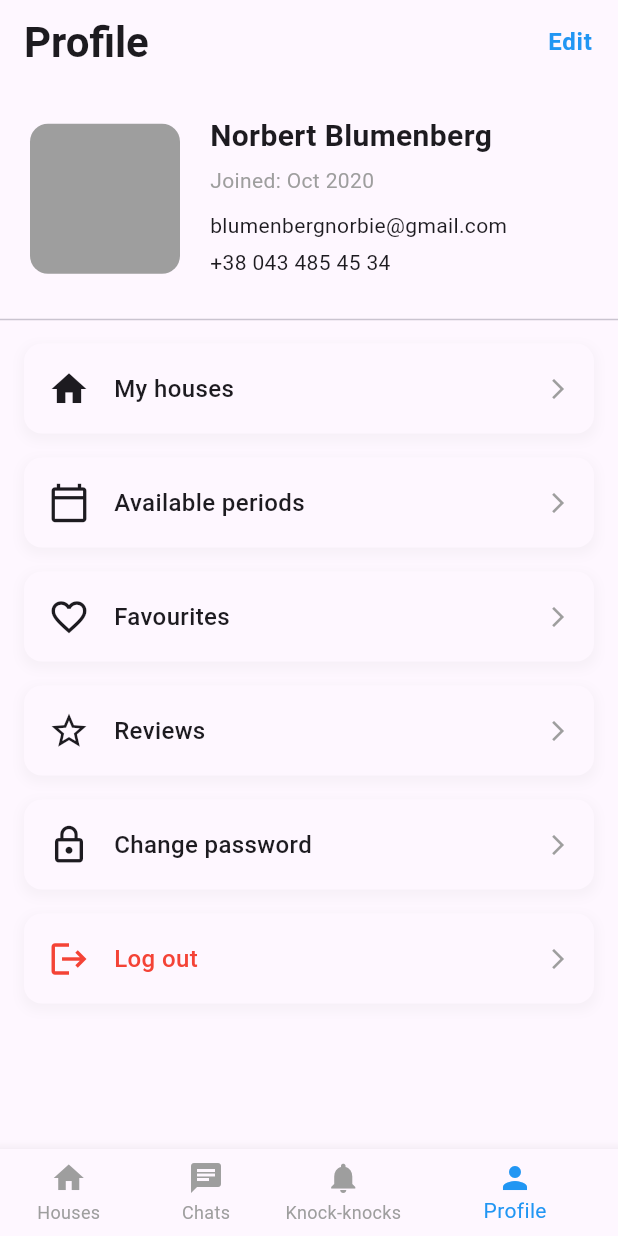
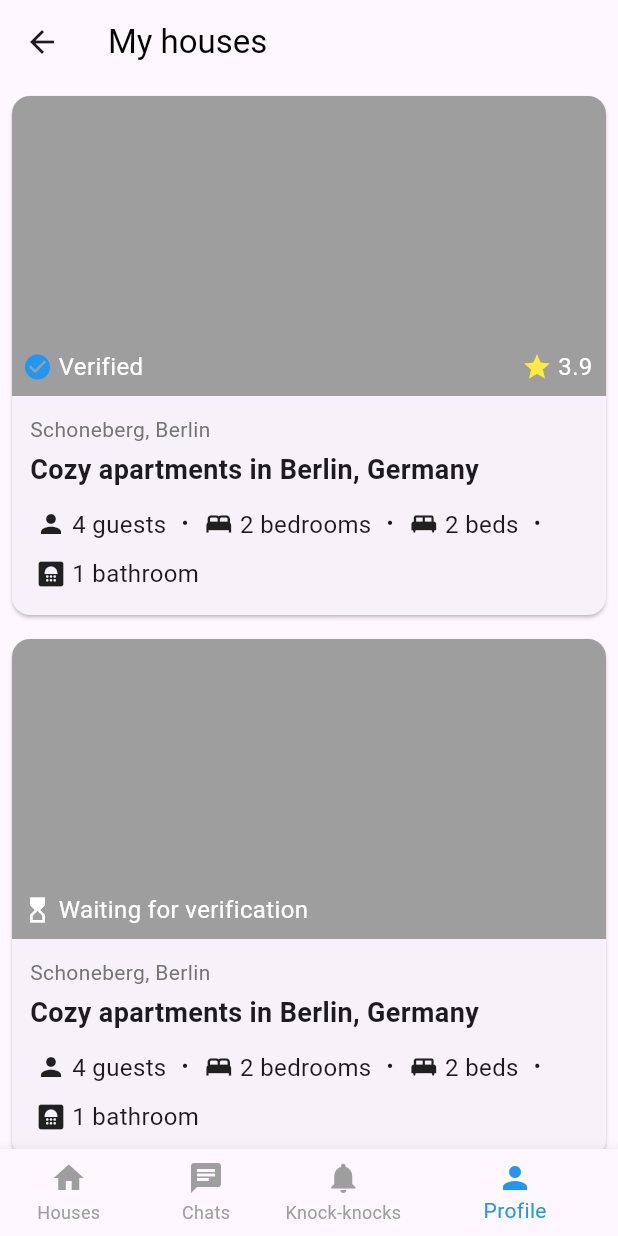
Before and after one commit to BekhruzMakhmudov/figma, a Flutter app: the screen it shows after launch, on a phone screen of 412 x 824 dp. Run offline on Flutter 3.47's test engine with Material 3 defaults, Android fonts, the phone set to English and light mode, and no system bars; our stand-ins replace table_calendar.

Commit message:
Added new house data and model with house card and detail widget

```diff
--- /dev/null
+++ b/lib/data/house_data.dart
@@ -0,0 +1,28 @@
+import 'package:figma/model/house_model.dart';
+final myHouses = [
+  HouseModel(
+    isVerified: true,
+    rating: 3.9,
+    address: 'Schoneberg, Berlin',
+    title: 'Cozy apartments in Berlin, Germany',
+    guests: 4,
+    bedrooms: 2,
+    beds: 2,
+    bathrooms: 1,
+    imageUrl: 'assets/house_image.jpg',
+    about: "Excellent, open and calm 2 room loft in the energetic zone of Prenzlauer Berg with extraordinary shopping, bistros, eateries and open transportation. The room faces the peaceful first patio and is outfitted with a twofold bed.",
+    rules: "Excellent, open and calm 2 room loft in the energetic zone of Prenzlauer Berg with extraordinary shopping, bistros, eateries and open transportation.",
+  ),
+  HouseModel(
+    isVerified: false,
+    address: 'Schoneberg, Berlin',
+    title: 'Cozy apartments in Berlin, Germany',
+    guests: 4,
+    bedrooms: 2,
+    beds: 2,
+    bathrooms: 1,
+    imageUrl: 'assets/house_image.jpg',
+    about: "Excellent, open and calm 2 room loft in the energetic zone of Prenzlauer Berg with extraordinary shopping, bistros, eateries and open transportation. The room faces the peaceful first patio and is outfitted with a twofold bed.",
+    rules: "Excellent, open and calm 2 room loft in the energetic zone of Prenzlauer Berg with extraordinary shopping, bistros, eateries and open transportation.",
+  ),
+];
--- a/lib/main.dart
+++ b/lib/main.dart
@@ -1,4 +1,4 @@
-import 'package:figma/screen/profile_screen.dart';
+import 'package:figma/screen/my_houses_list_screen.dart';
 import 'package:flutter/material.dart';
 void main() {
   runApp(const MyApp());
@@ -12,7 +12,7 @@ class MyApp extends StatelessWidget {
     return MaterialApp(
       theme: ThemeData.light(),
       darkTheme: ThemeData.dark(),
-      home: ProfileScreen(),
+      home: MyHousesScreen(),
     );
   }
 }
--- /dev/null
+++ b/lib/model/house_model.dart
@@ -0,0 +1,30 @@
+class HouseModel{
+  final bool isVerified;
+  final double? rating;
+  final String address;
+  final String? location;
+  final String title;
+  final int guests;
+  final int bedrooms;
+  final int beds;
+  final int bathrooms;
+  final String? imageUrl;
+  final String? about;
+  final String? rules;
+  List? amenities;
+  HouseModel({
+    required this.isVerified,
+    this.rating,
+    this.location,
+    required this.address,
+    required this.title,
+    required this.guests,
+    required this.bedrooms,
+    required this.beds,
+    required this.bathrooms,
+    this.imageUrl,
+    this.about,
+    this.rules,
+    this.amenities,
+  });
+}
--- a/lib/screen/house_screen.dart
+++ b/lib/screen/house_screen.dart
@@ -1,10 +1,13 @@
 import 'package:figma/frame/navigation_frame.dart';
+import 'package:figma/model/house_model.dart';
+import 'package:figma/widget/house_detail.dart';
 import 'package:figma/widget/room_card.dart';
 import 'package:figma/widget/icon_text.dart';
 import 'package:flutter/material.dart';
 
 class HouseScreen extends StatefulWidget {
-  const HouseScreen({super.key});
+  final HouseModel houseModel;
+  const HouseScreen({super.key, required this.houseModel});
   @override
   State<HouseScreen> createState() => _HouseScreenState();
 }
@@ -15,25 +18,7 @@ class _HouseScreenState extends State<HouseScreen> {
   Widget build(BuildContext context) {
     return NavigationFrame(
       appBar: AppBar(
-        title: GestureDetector(
-          onTap: () {},
-          child: TextButton.icon(
-            onPressed: () {},
-            icon: Icon(
-              Icons.keyboard_arrow_left,
-              size: 35,
-              color: Theme.of(context).colorScheme.onSurface,
-            ),
-            label: Text(
-              'Back',
-              style: TextStyle(
-                fontSize: 20,
-                color: Theme.of(context).colorScheme.onSurface,
-              ),
-            ),
-          ),
-        ),
-        centerTitle: false,
+        title: Text("Back"),
       ),
       body: SingleChildScrollView(
         child: Padding(
@@ -49,7 +34,7 @@ class _HouseScreenState extends State<HouseScreen> {
                   ),
                   children: [
                     TextSpan(
-                      text: "Cozy Apartments in Berlin, Germany",
+                      text: widget.houseModel.title,
                       style: TextStyle(
                         color: Theme.of(context).colorScheme.onSurface,
                       ),
@@ -66,7 +51,7 @@ class _HouseScreenState extends State<HouseScreen> {
               ),
               SizedBox(height: 4),
               Text(
-                "Berlin, Germany",
+                widget.houseModel.address,
                 style: TextStyle(fontSize: 16, color: Colors.grey[600]),
               ),
               SizedBox(height: 4),
@@ -81,21 +66,11 @@ class _HouseScreenState extends State<HouseScreen> {
                 ),
               ),
               SizedBox(height: 12),
-              Padding(
-                padding: const EdgeInsets.all(4.0),
-                child: Wrap(
-                  spacing: 10.0, // Horizontal spacing
-                  runSpacing: 10.0,
-                  children: [
-                    IconText(icon: Icons.person, text: "4 guests"),
-                    Text("•"),
-                    IconText(icon: Icons.bed, text: "2 bedrooms"),
-                    Text("•"),
-                    IconText(icon: Icons.king_bed, text: "2 beds"),
-                    Text("•"),
-                    IconText(icon: Icons.bathroom, text: "1 bathroom"),
-                  ],
-                ),
+              HouseDetail(
+                guests: widget.houseModel.guests,
+                bathrooms: widget.houseModel.bathrooms,
+                bedrooms: widget.houseModel.bedrooms,
+                beds: widget.houseModel.beds,
               ),
               Divider(),
               // About Place
@@ -113,7 +88,7 @@ class _HouseScreenState extends State<HouseScreen> {
                     ),
                     SizedBox(height: 12),
                     Text(
-                      "Excellent, open and calm 2 room loft in the energetic zone of Prenzlauer Berg with extraordinary shopping, bistros, eateries and open transportation. The room faces the peaceful first patio and is outfitted with a twofold bed.",
+                      widget.houseModel.about ?? "",
                       maxLines: _isExpanded ? null : 3,
                       style: TextStyle(fontSize: 16, height: 1.4),
                     ),
@@ -245,13 +220,19 @@ class _HouseScreenState extends State<HouseScreen> {
                             crossAxisAlignment: CrossAxisAlignment.start,
                             children: [
                               IconText(
-                                  icon: Icons.surround_sound,
-                                  text: "Hi-Fi Sound"),
+                                icon: Icons.surround_sound,
+                                text: "Hi-Fi Sound",
+                              ),
                               SizedBox(height: 8),
                               IconText(
-                                  icon: Icons.local_library, text: "Library"),
+                                icon: Icons.local_library,
+                                text: "Library",
+                              ),
                               SizedBox(height: 8),
-                              IconText(icon: Icons.kitchen, text: "Dishwasher"),
+                              IconText(
+                                icon: Icons.kitchen,
+                                text: "Dishwasher",
+                              ),
                             ],
                           ),
                         ),
@@ -274,7 +255,7 @@ class _HouseScreenState extends State<HouseScreen> {
                     ),
                     SizedBox(height: 12),
                     Text(
-                      "Excellent, open and calm 2 room loft in the energetic zone of Prenzlauer Berg with extraordinary shopping, bistros, eateries and open transportation.",
+                      widget.houseModel.rules ?? "",
                       style: TextStyle(fontSize: 16, height: 1.4),
                     ),
                   ],
--- /dev/null
+++ b/lib/screen/my_houses_list_screen.dart
@@ -0,0 +1,85 @@
+import 'package:figma/frame/navigation_frame.dart';
+import 'package:figma/widget/house_card.dart';
+import 'package:flutter/material.dart';
+import 'package:figma/data/house_data.dart';
+
+class MyHousesScreen extends StatelessWidget {
+  const MyHousesScreen({super.key});
+
+  @override
+  Widget build(BuildContext context) {
+    return NavigationFrame(
+      appBar: AppBar(
+        elevation: 0,
+        leading: BackButton(),
+        title: const Text(
+          'My houses',
+          style: TextStyle(color: Colors.black),
+        ),
+      ),
+      body: (myHouses.isEmpty)
+          ? const EmptyStateWidget()
+          : SingleChildScrollView(
+              child: Column(
+                children: [
+                  ...myHouses.map(
+                    (house) => HouseCard(houseModel: house),
+                  ),
+                ],
+              ),
+            ),
+    );
+  }
+}
+
+class EmptyStateWidget extends StatelessWidget {
+  const EmptyStateWidget({super.key});
+
+  @override
+  Widget build(BuildContext context) {
+    return Padding(
+      padding: const EdgeInsets.all(20.0),
+      child: Column(
+        mainAxisAlignment: MainAxisAlignment.spaceAround,
+        children: [
+          Column(
+            children: [
+              const Text(
+                'You have not uploaded\nyour accommodation yet',
+                textAlign: TextAlign.center,
+                style: TextStyle(
+                  fontSize: 20,
+                  fontWeight: FontWeight.bold,
+                ),
+              ),
+              const SizedBox(height: 10),
+              const Text(
+                'You can exchange and Knock only when your\naccommodation is uploaded.',
+                textAlign: TextAlign.center,
+              ),
+              const Text(
+                'To upload your house use our website',
+                textAlign: TextAlign.center,
+              ),
+            ],
+          ),
+          SizedBox(
+            width: double.infinity,
+            child: ElevatedButton(
+              onPressed: () {},
+              style: ElevatedButton.styleFrom(
+                foregroundColor: Theme.of(context).colorScheme.surface,
+                backgroundColor: Colors.blue,
+                padding: const EdgeInsets.symmetric(vertical: 15),
+                shape: RoundedRectangleBorder(
+                  borderRadius: BorderRadius.circular(8),
+                ),
+              ),
+              child: const Text('Go to website'),
+            ),
+          ),
+        ],
+      ),
+    );
+  }
+}
--- /dev/null
+++ b/lib/widget/house_card.dart
@@ -0,0 +1,107 @@
+import 'package:figma/screen/house_screen.dart';
+import 'package:figma/widget/house_detail.dart';
+import 'package:flutter/material.dart';
+import 'package:figma/widget/icon_text.dart';
+import 'package:figma/model/house_model.dart';
+
+class HouseCard extends StatelessWidget {
+  final HouseModel houseModel;
+  const HouseCard({super.key, required this.houseModel});
+  @override
+  Widget build(BuildContext context) {
+    return GestureDetector(
+      onTap: () {
+        Navigator.push(
+          context,
+          MaterialPageRoute(
+            builder: (context) => HouseScreen(houseModel: houseModel),
+          ),
+        );
+      },
+      child: Card(
+        margin: const EdgeInsets.all(8),
+        shape: RoundedRectangleBorder(
+          borderRadius: BorderRadius.circular(12),
+        ),
+        child: Column(
+          crossAxisAlignment: CrossAxisAlignment.start,
+          children: [
+            Stack(
+              children: [
+                ClipRRect(
+                  borderRadius: const BorderRadius.vertical(
+                    top: Radius.circular(12),
+                  ),
+                  child: Container(
+                    height: 200,
+                    color: Colors.grey,
+                  ),
+                ),
+                if (houseModel.isVerified)
+                  Positioned(
+                    bottom: 8,
+                    left: 7,
+                    child: IconText(
+                      icon: Icons.check_circle,
+                      iconColor: Colors.blue,
+                      text: "Verified",
+                      textColor: Colors.white,
+                    ),
+                  ),
+                if (houseModel.isVerified)
+                  Positioned(
+                    bottom: 8,
+                    right: 9,
+                    child: IconText(
+                      icon: Icons.star,
+                      iconColor: Colors.yellow,
+                      text: "${houseModel.rating}",
+                      textColor: Colors.white,
+                    ),
+                  ),
+                if (!houseModel.isVerified)
+                  Positioned(
+                    bottom: 8,
+                    left: 7,
+                    child: IconText(
+                      icon: Icons.hourglass_top,
+                      iconColor: Colors.white,
+                      text: "Waiting for verification",
+                      textColor: Colors.white,
+                    ),
+                  ),
+              ],
+            ),
+            Padding(
+              padding: const EdgeInsets.all(12),
+              child: Column(
+                crossAxisAlignment: CrossAxisAlignment.start,
+                children: [
+                  Text(
+                    houseModel.address,
+                    style: TextStyle(color: Colors.grey[600]),
+                  ),
+                  const SizedBox(height: 4),
+                  Text(
+                    houseModel.title,
+                    style: const TextStyle(
+                      fontSize: 18,
+                      fontWeight: FontWeight.bold,
+                    ),
+                  ),
+                  const SizedBox(height: 8),
+                  HouseDetail(
+                    guests: houseModel.guests,
+                    bathrooms: houseModel.bathrooms,
+                    bedrooms: houseModel.bedrooms,
+                    beds: houseModel.beds,
+                  ),
+                ],
+              ),
+            ),
+          ],
+        ),
+      ),
+    );
+  }
+}
--- /dev/null
+++ b/lib/widget/house_detail.dart
@@ -0,0 +1,40 @@
+import 'package:flutter/material.dart';
+import 'package:figma/widget/icon_text.dart';
+
+class HouseDetail extends StatelessWidget {
+  final int guests;
+  final int bedrooms;
+  final int beds;
+  final int bathrooms;
+  const HouseDetail({
+    super.key,
+    required this.guests,
+    required this.bathrooms,
+    required this.bedrooms,
+    required this.beds,
+  });
+  @override
+  Widget build(BuildContext context) {
+    return Padding(
+      padding: const EdgeInsets.all(4.0),
+      child: Wrap(
+        spacing: 10.0, // Horizontal spacing
+        runSpacing: 10.0,
+        children: [
+          IconText(
+              icon: Icons.person, text: "$guests guests"),
+          Text("•"),
+          IconText(
+              icon: Icons.bed, text: "$bedrooms bedrooms"),
+          Text("•"),
+          IconText(
+              icon: Icons.king_bed, text: "$beds beds"),
+          Text("•"),
+          IconText(
+              icon: Icons.bathroom,
+              text: "$bathrooms bathroom"),
+        ],
+      ),
+    );
+  }
+}
--- a/lib/widget/icon_text.dart
+++ b/lib/widget/icon_text.dart
@@ -3,15 +3,29 @@ import 'package:flutter/material.dart';
 class IconText extends StatelessWidget {
   final IconData icon;
   final String text;
-  const IconText({super.key, required this.icon, required this.text});
+  final Color? iconColor;
+  final Color? textColor;
+  const IconText({
+    super.key,
+    required this.icon,
+    required this.text,
+    this.iconColor,
+    this.textColor,
+  });
   @override
   Widget build(BuildContext context) {
     return Row(
       mainAxisSize: MainAxisSize.min,
       children: [
-        Icon(icon, size: 20),
-        SizedBox(width: 8),
-        Text(text, style: TextStyle(fontSize: 16)),
+        Icon(icon, size: 20, color: iconColor),
+        SizedBox(width: 4),
+        Text(
+          text,
+          style: TextStyle(
+            fontSize: 16,
+            color: textColor,
+          ),
+        ),
       ],
     );
   }
```
